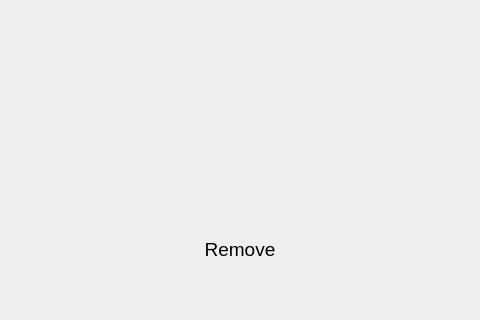
Scintillare/duplicate_finder, file duplfinderui.ui: the form before one commit; both pictures show x 98 to 578 and y 144 to 464 of the 676 by 464 pixel window.
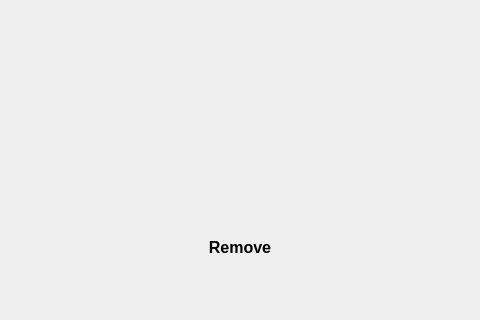
The form after the commit.

What changed in the file:
```diff
--- a/duplfinderui.ui
+++ b/duplfinderui.ui
@@ -19,7 +19,7 @@
   <property name="font">
    <font>
     <family>Segoe UI</family>
-    <pointsize>10</pointsize>
+    <pointsize>12</pointsize>
    </font>
   </property>
   <property name="windowTitle">
@@ -49,7 +49,10 @@
       <property name="font">
        <font>
         <family>Segoe UI</family>
-        <pointsize>14</pointsize>
+        <pointsize>12</pointsize>
+        <weight>75</weight>
+        <bold>true</bold>
+        <underline>false</underline>
        </font>
       </property>
       <property name="autoFillBackground">
```
Left out of the diff: 2 changed lines with no effect on the pictures.
